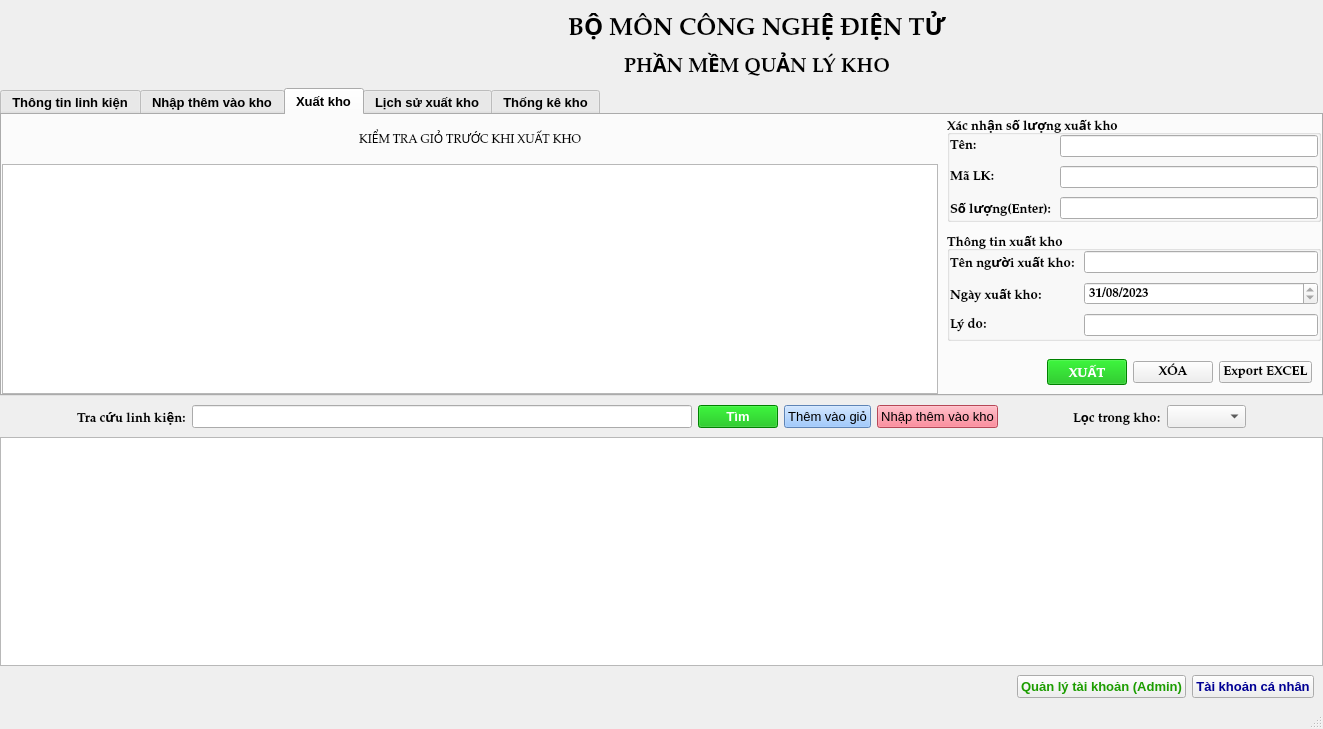
Before: the Qt Designer form NhapXuatKho_CNDT/mainwindow.ui in ngockhang2017/NhapXuatKho_CNDT, drawn with Qt 5.
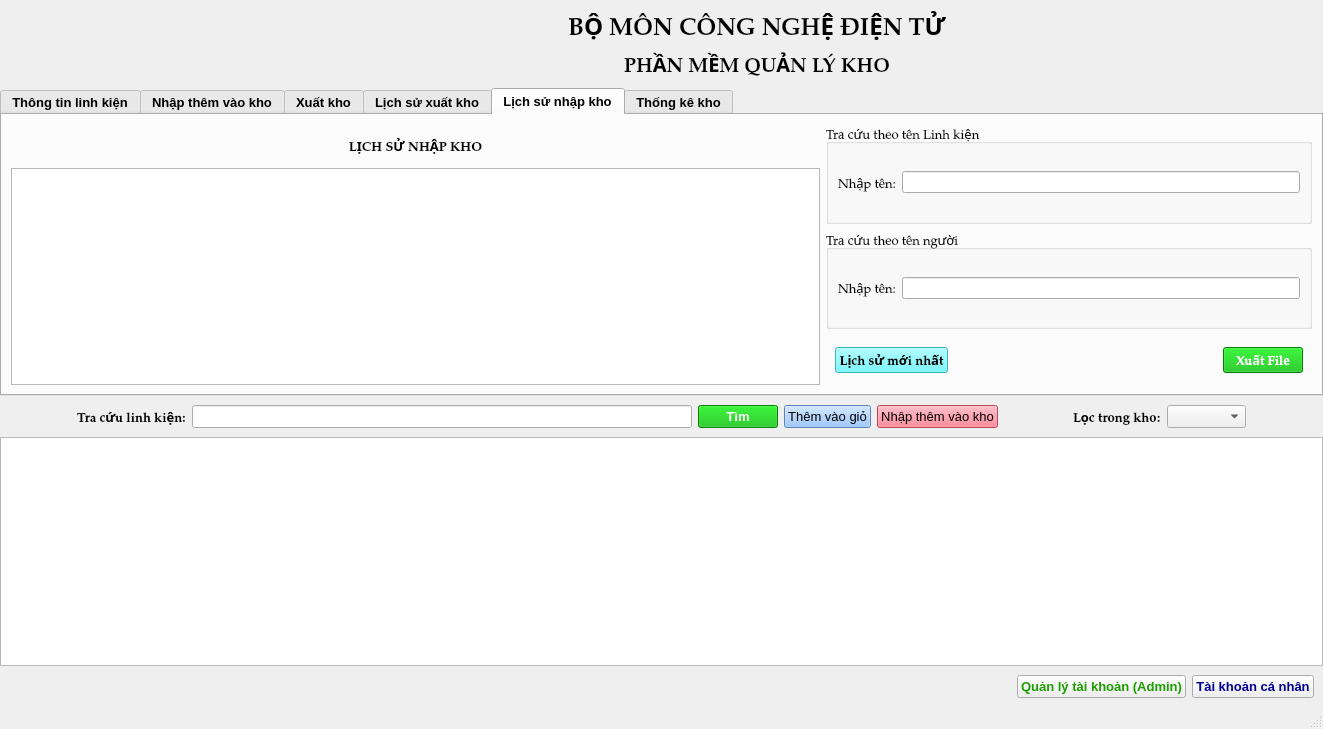
After: the same form once the commit is applied. The open tabs and pages were chosen to show the change. Icons and pictures are not drawn.

```diff
--- a/NhapXuatKho_CNDT/mainwindow.ui
+++ b/NhapXuatKho_CNDT/mainwindow.ui
@@ -532,9 +532,9 @@
                 <property name="font">
                  <font>
                   <family>Palatino Linotype</family>
-                  <pointsize>9</pointsize>
-                  <weight>50</weight>
-                  <bold>false</bold>
+                  <pointsize>10</pointsize>
+                  <weight>75</weight>
+                  <bold>true</bold>
                  </font>
                 </property>
                 <property name="text">
@@ -549,8 +549,8 @@
                <widget class="QTableWidget" name="tableWidget_2">
                 <property name="font">
                  <font>
-                  <weight>75</weight>
-                  <bold>true</bold>
+                  <weight>50</weight>
+                  <bold>false</bold>
                  </font>
                 </property>
                </widget>
@@ -997,8 +997,123 @@
                    </property>
                   </widget>
                  </item>
+                </layout>
+               </widget>
+              </item>
+             </layout>
+            </widget>
+           </item>
+          </layout>
+         </widget>
+         <widget class="QWidget" name="tab_6">
+          <attribute name="title">
+           <string>Lịch sử nhập kho</string>
+          </attribute>
+          <layout class="QHBoxLayout" name="horizontalLayout_18" stretch="5,3">
+           <item>
+            <widget class="QWidget" name="widget_17" native="true">
+             <layout class="QVBoxLayout" name="verticalLayout_12" stretch="1,5">
+              <property name="spacing">
+               <number>0</number>
+              </property>
+              <property name="leftMargin">
+               <number>0</number>
+              </property>
+              <property name="topMargin">
+               <number>0</number>
+              </property>
+              <property name="rightMargin">
+               <number>0</number>
+              </property>
+              <property name="bottomMargin">
+               <number>0</number>
+              </property>
+              <item>
+               <widget class="QLabel" name="label_8">
+                <property name="font">
+                 <font>
+                  <family>Palatino Linotype</family>
+                  <weight>75</weight>
+                  <bold>true</bold>
+                 </font>
+                </property>
+                <property name="text">
+                 <string>LỊCH SỬ NHẬP KHO</string>
+                </property>
+                <property name="alignment">
+                 <set>Qt::AlignCenter</set>
+                </property>
+               </widget>
+              </item>
+              <item>
+               <widget class="QTableWidget" name="tableWidget_lsnhapkho"/>
+              </item>
+             </layout>
+            </widget>
+           </item>
+           <item>
+            <widget class="QWidget" name="widget_18" native="true">
+             <layout class="QVBoxLayout" name="verticalLayout_13" stretch="2,2,1">
+              <property name="leftMargin">
+               <number>0</number>
+              </property>
+              <property name="topMargin">
+               <number>0</number>
+              </property>
+              <property name="rightMargin">
+               <number>0</number>
+              </property>
+              <property name="bottomMargin">
+               <number>0</number>
+              </property>
+              <item>
+               <widget class="QGroupBox" name="groupBox_5">
+                <property name="font">
+                 <font>
+                  <family>Palatino Linotype</family>
+                  <weight>50</weight>
+                  <bold>false</bold>
+                 </font>
+                </property>
+                <property name="title">
+                 <string>Tra cứu theo tên Linh kiện</string>
+                </property>
+                <layout class="QHBoxLayout" name="horizontalLayout_15">
                  <item>
-                  <widget class="QPushButton" name="pushButton_19">
+                  <widget class="QLabel" name="label_25">
+                   <property name="text">
+                    <string>Nhập tên:</string>
+                   </property>
+                  </widget>
+                 </item>
+                 <item>
+                  <widget class="QLineEdit" name="lineEdit_timlk_nhapkho"/>
+                 </item>
+                </layout>
+               </widget>
+              </item>
+              <item>
+               <widget class="QGroupBox" name="groupBox_6">
+                <property name="font">
+                 <font>
+                  <family>Palatino Linotype</family>
+                  <weight>50</weight>
+                  <bold>false</bold>
+                 </font>
+                </property>
+                <property name="title">
+                 <string>Tra cứu theo tên người</string>
+                </property>
+                <layout class="QHBoxLayout" name="horizontalLayout_16">
+                 <item>
+                  <widget class="QLabel" name="label_26">
+                   <property name="text">
+                    <string>Nhập tên:</string>
+                   </property>
+                  </widget>
+                 </item>
+                 <item>
+                  <widget class="QLineEdit" name="lineEdit_timnguoi_nhapkho">
                    <property name="font">
                     <font>
                      <family>Palatino Linotype</family>
@@ -1006,8 +1121,62 @@
                      <bold>true</bold>
                     </font>
                    </property>
+                  </widget>
+                 </item>
+                </layout>
+               </widget>
+              </item>
+              <item>
+               <widget class="QWidget" name="widget_19" native="true">
+                <layout class="QHBoxLayout" name="horizontalLayout_17">
+                 <item>
+                  <widget class="QPushButton" name="pushButton_lichsunhapkho">
+                   <property name="font">
+                    <font>
+                     <family>Palatino Linotype</family>
+                     <pointsize>10</pointsize>
+                     <weight>75</weight>
+                     <bold>true</bold>
+                    </font>
+                   </property>
+                   <property name="styleSheet">
+                    <string notr="true">background-color: rgb(85, 247, 255);
+color: rgb(0, 0, 0);</string>
+                   </property>
                    <property name="text">
-                    <string>Hủy</string>
+                    <string>Lịch sử mới nhất</string>
+                   </property>
+                  </widget>
+                 </item>
+                 <item>
+                  <spacer name="horizontalSpacer_23">
+                   <property name="orientation">
+                    <enum>Qt::Horizontal</enum>
+                   </property>
+                   <property name="sizeHint" stdset="0">
+                    <size>
+                     <width>40</width>
+                     <height>20</height>
+                    </size>
+                   </property>
+                  </spacer>
+                 </item>
+                 <item>
+                  <widget class="QPushButton" name="pushButton_xuatfile_lsnhapkho">
+                   <property name="font">
+                    <font>
+                     <family>Palatino Linotype</family>
+                     <pointsize>10</pointsize>
+                     <weight>75</weight>
+                     <bold>true</bold>
+                    </font>
+                   </property>
+                   <property name="styleSheet">
+                    <string notr="true">background-color: rgb(0, 181, 0);
+color: rgb(255, 255, 255);</string>
+                   </property>
+                   <property name="text">
+                    <string>Xuất File</string>
                    </property>
                   </widget>
                  </item>
```
Left out of the diff: 31 changed lines with no effect on the pictures.
